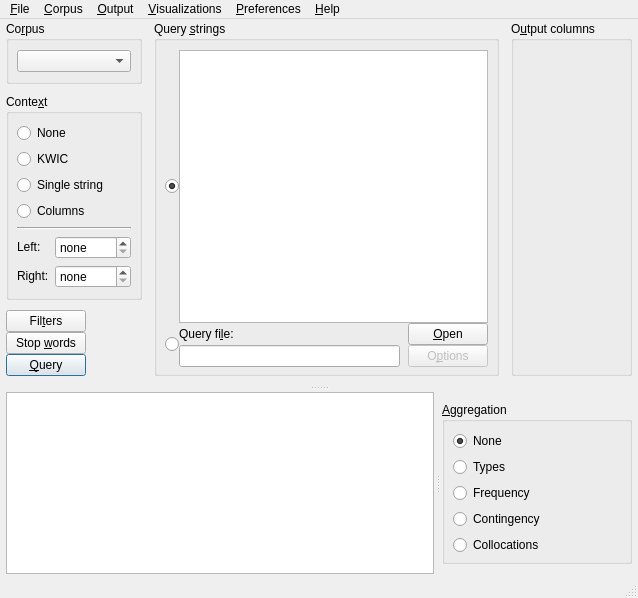
Qt form coquery/gui/ui/coquery.ui (gkunter/coquery) before a commit.
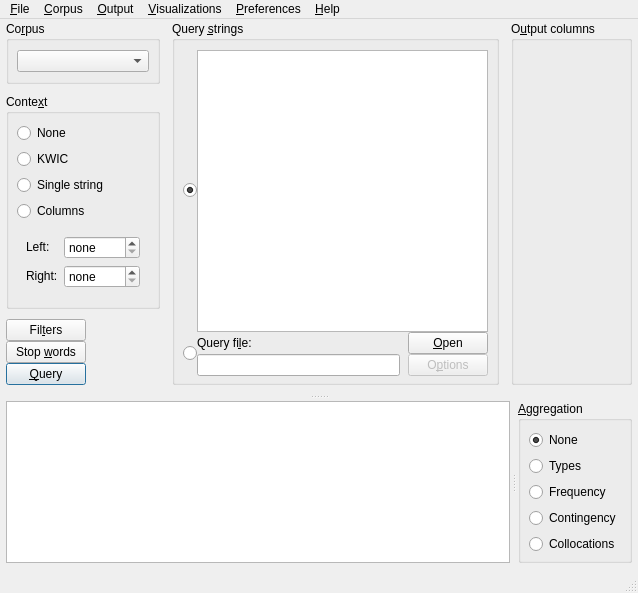
The same form after that commit. Icons and pictures are not drawn.

Diff of the .ui file:
```diff
--- a/coquery/gui/ui/coquery.ui
+++ b/coquery/gui/ui/coquery.ui
@@ -7,7 +7,7 @@
     <x>0</x>
     <y>0</y>
     <width>638</width>
-    <height>598</height>
+    <height>593</height>
    </rect>
   </property>
   <property name="windowTitle">
@@ -45,12 +45,6 @@
          <verstretch>1</verstretch>
         </sizepolicy>
        </property>
-       <property name="frameShape">
-        <enum>QFrame::NoFrame</enum>
-       </property>
-       <property name="frameShadow">
-        <enum>QFrame::Raised</enum>
-       </property>
        <layout class="QHBoxLayout" name="horizontalLayout_7" stretch="0,0,0">
         <property name="spacing">
          <number>12</number>
@@ -68,7 +62,7 @@
          <number>8</number>
         </property>
         <item>
-         <layout class="QVBoxLayout" name="verticalLayout_3" stretch="0,0,0,0,0">
+         <layout class="QVBoxLayout" name="verticalLayout_3" stretch="0,0,0,1,0">
           <property name="spacing">
            <number>0</number>
           </property>
@@ -137,7 +131,7 @@
           <item>
            <widget class="QGroupBox" name="box_context_mode">
             <property name="sizePolicy">
-             <sizepolicy hsizetype="Minimum" vsizetype="Fixed">
+             <sizepolicy hsizetype="Fixed" vsizetype="Fixed">
               <horstretch>0</horstretch>
               <verstretch>0</verstretch>
              </sizepolicy>
@@ -146,6 +140,9 @@
              <string>Conte&amp;xt</string>
             </property>
             <layout class="QVBoxLayout" name="verticalLayout_8">
+             <property name="sizeConstraint">
+              <enum>QLayout::SetFixedSize</enum>
+             </property>
              <property name="leftMargin">
               <number>8</number>
              </property>
@@ -170,6 +167,12 @@
                </item>
                <item>
                 <widget class="QRadioButton" name="radio_context_mode_string">
+                 <property name="sizePolicy">
+                  <sizepolicy hsizetype="MinimumExpanding" vsizetype="Fixed">
+                   <horstretch>0</horstretch>
+                   <verstretch>0</verstretch>
+                  </sizepolicy>
+                 </property>
                  <property name="text">
                   <string>Single string</string>
                  </property>
@@ -185,13 +188,7 @@
               </layout>
              </item>
              <item>
-              <widget class="Line" name="line">
-               <property name="orientation">
-                <enum>Qt::Horizontal</enum>
-               </property>
-              </widget>
-             </item>
-             <item>
+              <widget class="QFrame" name="context_frame">
               <layout class="QGridLayout" name="gridLayout">
                <item row="0" column="0">
                 <widget class="QLabel" name="context_left_span_label">
@@ -261,6 +258,7 @@
                 </widget>
                </item>
               </layout>
+              </widget>
              </item>
             </layout>
            </widget>
@@ -542,6 +540,9 @@
        </layout>
       </widget>
       <widget class="QSplitter" name="splitter">
+       <property name="lineWidth">
+        <number>0</number>
+       </property>
        <property name="orientation">
         <enum>Qt::Horizontal</enum>
        </property>
@@ -591,10 +592,13 @@
          <property name="spacing">
           <number>0</number>
          </property>
+         <property name="sizeConstraint">
+          <enum>QLayout::SetMaximumSize</enum>
+         </property>
          <item>
           <widget class="QGroupBox" name="group_aggregate">
            <property name="sizePolicy">
-            <sizepolicy hsizetype="Minimum" vsizetype="Fixed">
+            <sizepolicy hsizetype="Maximum" vsizetype="Fixed">
              <horstretch>0</horstretch>
              <verstretch>0</verstretch>
             </sizepolicy>
@@ -614,6 +618,12 @@
             </property>
             <item>
              <widget class="QRadioButton" name="radio_aggregate_none">
+              <property name="sizePolicy">
+               <sizepolicy hsizetype="Maximum" vsizetype="Fixed">
+                <horstretch>0</horstretch>
+                <verstretch>0</verstretch>
+               </sizepolicy>
+              </property>
               <property name="toolTip">
                <string>&lt;html&gt;&lt;head/&gt;&lt;body&gt;&lt;p&gt;&lt;span style=&quot; font-weight:600;&quot;&gt;Do not aggregate the query results.&lt;/span&gt;&lt;/p&gt;&lt;p&gt;Every token that matches the query string is listed in the 'Query results' table. &lt;/p&gt;&lt;/body&gt;&lt;/html&gt;</string>
               </property>
@@ -627,6 +637,12 @@
             </item>
             <item>
              <widget class="QRadioButton" name="radio_aggregate_uniques">
+              <property name="sizePolicy">
+               <sizepolicy hsizetype="Maximum" vsizetype="Fixed">
+                <horstretch>0</horstretch>
+                <verstretch>0</verstretch>
+               </sizepolicy>
+              </property>
               <property name="toolTip">
                <string>&lt;html&gt;&lt;head/&gt;&lt;body&gt;&lt;p&gt;&lt;span style=&quot; font-weight:600;&quot;&gt;Show only types.&lt;/span&gt;&lt;/p&gt;&lt;p&gt;The tokens matching the query string are aggregated so that duplicate matches are dropped. The 'Query results' table shows only distinct types, and no duplicate tokens. &lt;/p&gt;&lt;/body&gt;&lt;/html&gt;</string>
               </property>
@@ -640,6 +656,12 @@
             </item>
             <item>
              <widget class="QRadioButton" name="radio_aggregate_frequencies">
+              <property name="sizePolicy">
+               <sizepolicy hsizetype="Maximum" vsizetype="Fixed">
+                <horstretch>0</horstretch>
+                <verstretch>0</verstretch>
+               </sizepolicy>
+              </property>
               <property name="toolTip">
                <string>&lt;html&gt;&lt;head/&gt;&lt;body&gt;&lt;p&gt;&lt;span style=&quot; font-weight:600;&quot;&gt;Show the frequency of each token.&lt;/span&gt;&lt;/p&gt;&lt;p&gt;
 The number of occurrences of each token matching the query string is counted. The 'Query results' table shows one row for each token, with the number of occurrences in the column 'Frequency' . &lt;/p&gt;&lt;/body&gt;&lt;/html&gt;</string>
@@ -651,6 +673,12 @@
             </item>
             <item>
              <widget class="QRadioButton" name="radio_aggregate_contingency">
+              <property name="sizePolicy">
+               <sizepolicy hsizetype="Maximum" vsizetype="Fixed">
+                <horstretch>0</horstretch>
+                <verstretch>0</verstretch>
+               </sizepolicy>
+              </property>
               <property name="toolTip">
                <string>&lt;html&gt;&lt;head/&gt;&lt;body&gt;&lt;p&gt;&lt;span style=&quot; font-weight:600;&quot;&gt;Show a contingency table of the last query.&lt;/span&gt;&lt;/p&gt;&lt;p&gt;The number of occurrences of the tokens matching the query string are counted and arranged in a contingency table. &lt;/p&gt;&lt;/body&gt;&lt;/html&gt;</string>
               </property>
@@ -661,6 +689,12 @@
             </item>
             <item>
              <widget class="QRadioButton" name="radio_aggregate_collocations">
+              <property name="sizePolicy">
+               <sizepolicy hsizetype="Maximum" vsizetype="Fixed">
+                <horstretch>0</horstretch>
+                <verstretch>0</verstretch>
+               </sizepolicy>
+              </property>
               <property name="toolTip">
                <string>&lt;html&gt;&lt;head/&gt;&lt;body&gt;&lt;p&gt;&lt;span style=&quot; font-weight:600;&quot;&gt;Show collocations.&lt;/span&gt;&lt;/p&gt;&lt;p&gt;For the tokens matching the query string, the left and right context as defined by the user is also queried for collocate words. The 'Query results' table shows one row for each collocate word, together with several collocation statistics. &lt;/p&gt;&lt;/body&gt;&lt;/html&gt;</string>
               </property>
```
Lines whose indentation alone changed are shown as unchanged.
